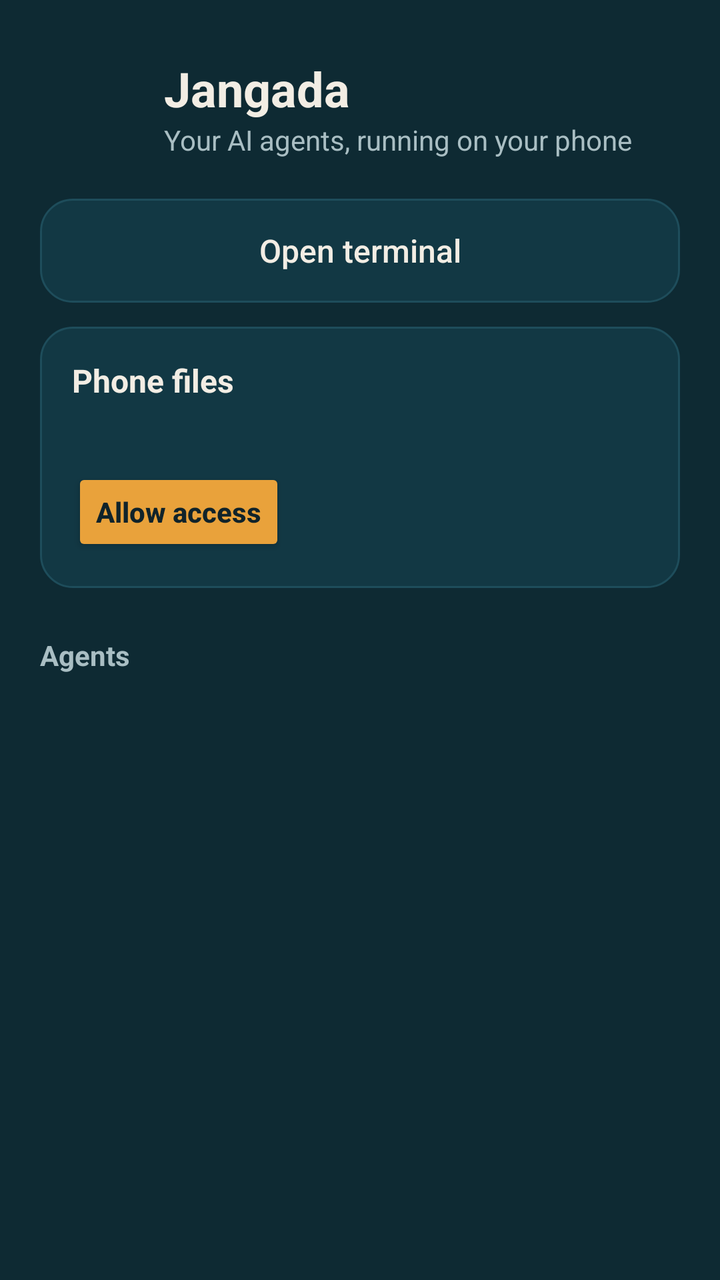
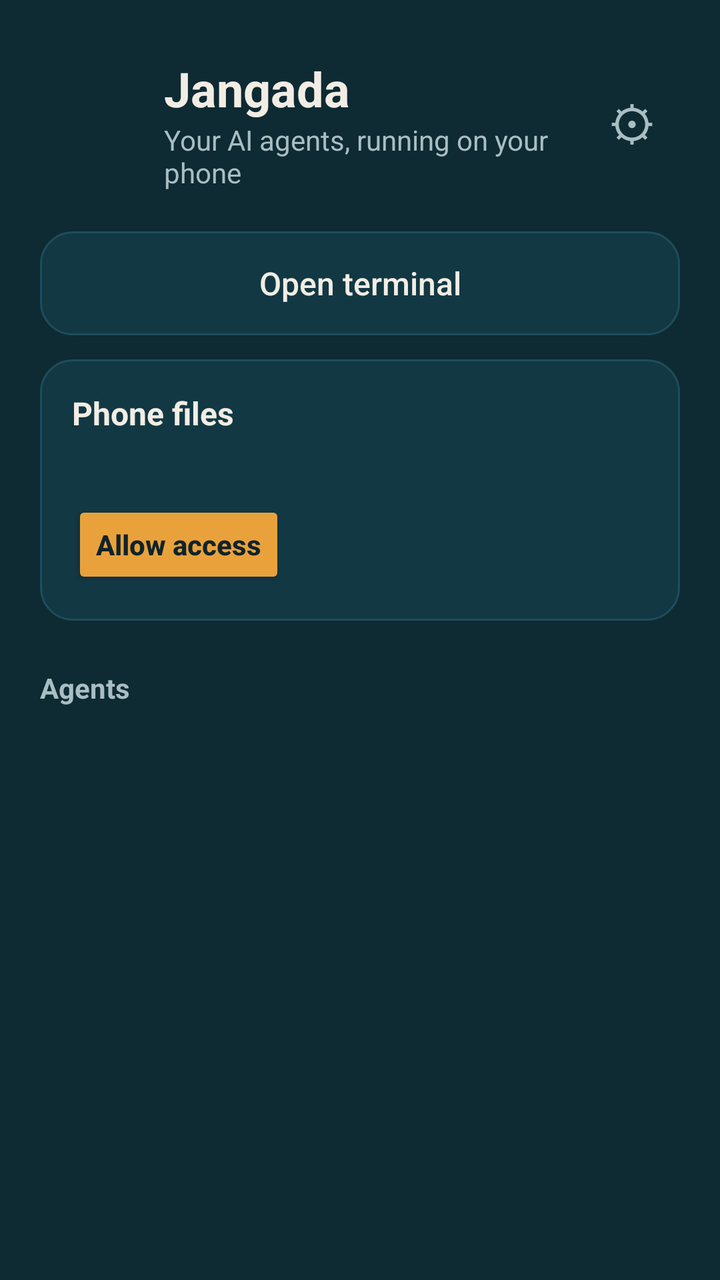

Two renders of the same Android screen: before a commit and after it. Below are the layout's source before the change and the commit's diff.
<!-- AndroidManifest.xml: activity theme Theme.Jangada.Setup -->
<!-- res/layout/activity_home.xml -->
<?xml version="1.0" encoding="utf-8"?>
<ScrollView xmlns:android="http://schemas.android.com/apk/res/android"
    android:layout_width="match_parent"
    android:layout_height="match_parent"
    android:background="@color/setup_bg"
    android:fillViewport="true">

    <LinearLayout
        android:layout_width="match_parent"
        android:layout_height="wrap_content"
        android:orientation="vertical"
        android:paddingStart="20dp"
        android:paddingTop="28dp"
        android:paddingEnd="20dp"
        android:paddingBottom="28dp">

        <LinearLayout
            android:layout_width="match_parent"
            android:layout_height="wrap_content"
            android:gravity="center_vertical"
            android:orientation="horizontal">

            <ImageView
                android:layout_width="48dp"
                android:layout_height="48dp"
                android:contentDescription="@null"
                android:src="@mipmap/ic_launcher" />

            <LinearLayout
                android:layout_width="0dp"
                android:layout_height="wrap_content"
                android:layout_marginStart="14dp"
                android:layout_weight="1"
                android:orientation="vertical">

                <TextView
                    android:layout_width="wrap_content"
                    android:layout_height="wrap_content"
                    android:text="@string/app_name"
                    android:textColor="@color/setup_text"
                    android:textSize="24sp"
                    android:textStyle="bold" />

                <TextView
                    android:layout_width="wrap_content"
                    android:layout_height="wrap_content"
                    android:text="@string/home_subtitle"
                    android:textColor="@color/setup_muted"
                    android:textSize="14sp" />
            </LinearLayout>
        </LinearLayout>

        <Button
            android:id="@+id/open_terminal"
            style="?android:attr/borderlessButtonStyle"
            android:layout_width="match_parent"
            android:layout_height="52dp"
            android:layout_marginTop="20dp"
            android:background="@drawable/card_bg"
            android:text="@string/home_open_terminal"
            android:textAllCaps="false"
            android:textColor="@color/setup_text"
            android:textSize="16sp" />

        <LinearLayout
            android:id="@+id/storage_card"
            android:layout_width="match_parent"
            android:layout_height="wrap_content"
            android:layout_marginTop="12dp"
            android:background="@drawable/card_bg"
            android:orientation="vertical"
            android:padding="16dp">

            <TextView
                android:layout_width="wrap_content"
                android:layout_height="wrap_content"
                android:text="@string/storage_title"
                android:textColor="@color/setup_text"
                android:textSize="16sp"
                android:textStyle="bold" />

            <TextView
                android:id="@+id/storage_text"
                android:layout_width="match_parent"
                android:layout_height="wrap_content"
                android:layout_marginTop="4dp"
                android:lineSpacingMultiplier="1.15"
                android:textColor="@color/setup_muted"
                android:textSize="14sp" />

            <Button
                android:id="@+id/storage_allow"
                android:layout_width="wrap_content"
                android:layout_height="44dp"
                android:layout_marginTop="10dp"
                android:backgroundTint="@color/key_active"
                android:text="@string/storage_allow"
                android:textAllCaps="false"
                android:textColor="@color/setup_on_accent"
                android:textStyle="bold" />
        </LinearLayout>

        <TextView
            android:id="@+id/running_title"
            style="@style/HomeSection"
            android:text="@string/home_running"
            android:visibility="gone" />

        <LinearLayout
            android:id="@+id/sessions"
            android:layout_width="match_parent"
            android:layout_height="wrap_content"
            android:orientation="vertical" />

        <TextView
            style="@style/HomeSection"
            android:text="@string/home_agents" />

        <TextView
            android:id="@+id/unsupported"
            android:layout_width="match_parent"
            android:layout_height="wrap_content"
            android:layout_marginBottom="12dp"
            android:text="@string/setup_unsupported"
            android:textColor="@color/setup_error"
            android:visibility="gone" />

        <LinearLayout
            android:id="@+id/agents"
            android:layout_width="match_parent"
            android:layout_height="wrap_content"
            android:orientation="vertical" />
    </LinearLayout>
</ScrollView>
<!-- resources referenced by this layout -->
<resources>
  <color name="key_active">#E9A23B</color>
  <color name="setup_bg">#0E2A33</color>
  <color name="setup_error">#FF9E8A</color>
  <color name="setup_muted">#A9BEC3</color>
  <color name="setup_on_accent">#10232A</color>
  <color name="setup_text">#F2EDE4</color>
  <!-- drawable card_bg (drawable) -->
  <?xml version="1.0" encoding="utf-8"?>
  <shape xmlns:android="http://schemas.android.com/apk/res/android" android:shape="rectangle">
      <solid android:color="@color/card_bg" />
      <stroke android:width="1dp" android:color="@color/card_stroke" />
      <corners android:radius="16dp" />
  </shape>
  <!-- mipmap ic_launcher (mipmap-anydpi-v26) -->
  <?xml version="1.0" encoding="utf-8"?>
  <adaptive-icon xmlns:android="http://schemas.android.com/apk/res/android">
      <background android:drawable="@color/icon_bg" />
      <foreground android:drawable="@drawable/ic_launcher_foreground" />
      <monochrome android:drawable="@drawable/ic_launcher_foreground" />
  </adaptive-icon>
  <string name="app_name" translatable="false">Jangada</string>
  <string name="home_agents">Agents</string>
  <string name="home_open_terminal">Open terminal</string>
  <string name="home_running">Running</string>
  <string name="home_subtitle">Your AI agents, running on your phone</string>
  <string name="setup_unsupported">This phone isn’t supported yet: Jangada’s Linux needs a 64-bit ARM processor.</string>
  <string name="storage_allow">Allow access</string>
  <string name="storage_title">Phone files</string>
  <style name="HomeSection">
          <item name="android:layout_width">match_parent</item>
          <item name="android:layout_height">wrap_content</item>
          <item name="android:layout_marginTop">24dp</item>
          <item name="android:layout_marginBottom">10dp</item>
          <item name="android:textColor">@color/setup_muted</item>
          <item name="android:textSize">14sp</item>
          <item name="android:textStyle">bold</item>
      </style>
  <style name="Theme.Jangada.Setup">
          <item name="android:windowBackground">@color/setup_bg</item>
          <item name="android:statusBarColor">@color/setup_bg</item>
          <item name="android:navigationBarColor">@color/setup_bg</item>
      </style>
  <color name="card_bg">#123844</color>
  <color name="card_stroke">#1E4D5B</color>
  <color name="icon_bg">#0E3A4A</color>
  <!-- drawable ic_launcher_foreground (drawable) -->
  <?xml version="1.0" encoding="utf-8"?>
  <vector xmlns:android="http://schemas.android.com/apk/res/android"
      android:width="108dp"
      android:height="108dp"
      android:viewportWidth="108"
      android:viewportHeight="108">
      <path
          android:pathData="M46,30 L46,70"
          android:strokeWidth="2.5"
          android:strokeColor="#F2EDE4"
          android:strokeLineCap="round" />
      <path
          android:fillColor="#F2EDE4"
          android:pathData="M48,30 L48,66 L72,66 Z" />
      <path
          android:pathData="M51,50 L55.5,54 L51,58"
          android:strokeWidth="2.5"
          android:strokeColor="#0E3A4A"
          android:strokeLineCap="round"
          android:strokeLineJoin="round" />
      <path
          android:pathData="M58,60 L63,60"
          android:strokeWidth="2.5"
          android:strokeColor="#0E3A4A"
          android:strokeLineCap="round" />
      <path
          android:fillColor="#E9A23B"
          android:pathData="M30,70 L74,70 L70,76 L34,76 Z" />
      <path
          android:pathData="M36,80 Q42,76 48,80 T60,80 T72,80"
          android:strokeWidth="2.5"
          android:strokeColor="#7FD1C7"
          android:strokeLineCap="round" />
  </vector>
</resources>

<!-- the commit's change to res/layout/activity_home.xml (unified diff, before → after) -->
@@ -48,6 +48,17 @@
                     android:textColor="@color/setup_muted"
                     android:textSize="14sp" />
             </LinearLayout>
+
+            <TextView
+                android:id="@+id/open_settings"
+                android:layout_width="48dp"
+                android:layout_height="48dp"
+                android:background="?android:attr/selectableItemBackgroundBorderless"
+                android:contentDescription="@string/home_settings"
+                android:gravity="center"
+                android:text="⚙"
+                android:textColor="@color/setup_muted"
+                android:textSize="24sp" />
         </LinearLayout>
 
         <Button
<!-- resource entries referenced after the edit -->
@@ -24,6 +24,7 @@
   <string name="home_agents">Agents</string>
   <string name="home_open_terminal">Open terminal</string>
   <string name="home_running">Running</string>
+  <string name="home_settings">Settings</string>
   <string name="home_subtitle">Your AI agents, running on your phone</string>
   <string name="setup_unsupported">This phone isn’t supported yet: Jangada’s Linux needs a 64-bit ARM processor.</string>
   <string name="storage_allow">Allow access</string>
